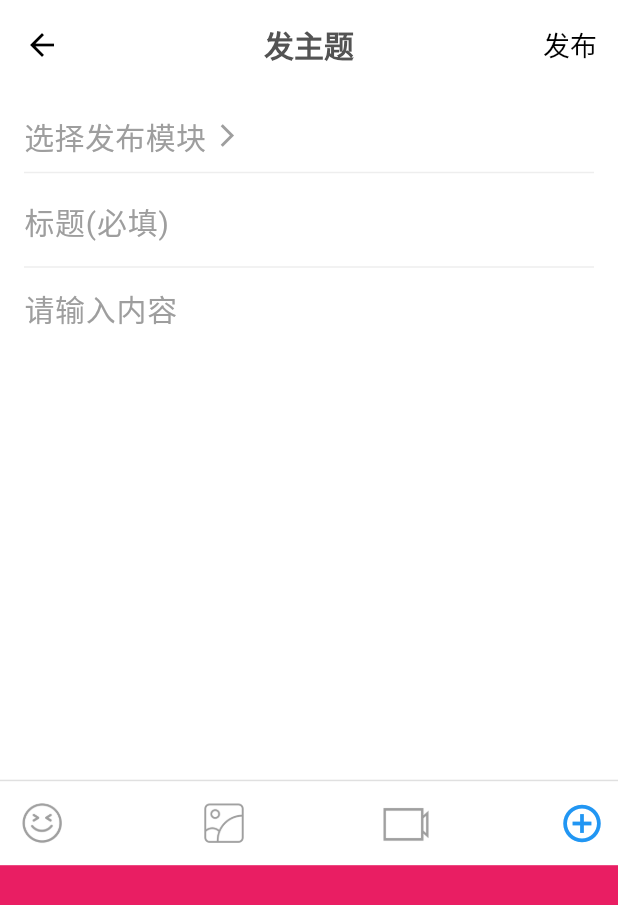
After one commit to sudafin/xingxing_forum_app, a Flutter app: the PostPage screen opened by its route, item 2 of the bottom bar chosen, after a tap on the "add circle outline" icon, on a phone screen of 412 x 824 dp. The commit adds this screen. Shown: the top 905 px of the screen. Run offline on Flutter 3.47's test engine with Material 3 defaults, Android fonts, the phone set to English and light mode, and no system bars; our stand-ins replace event_bus, fluttertoast, font_awesome_flutter, logger, package_info_plus; missing offline and left inert: android_intent_plus, clipboard; network calls fail; Roboto replaces fonts that are missing (PingFangSC-Regular).

Commit message:
feat(widgets): 用 PostPage 替代 EditPage 并更新相关路由
- 将 EditPage 替换为 PostPage
- 更新路由映射，将 '/edit' 路由改为 '/post'
- 在底部导航栏中添加 PostPage 的跳转逻辑
- 删除 EditPage 相关代码

```diff
--- a/lib/pages/main/init_data/init_item.dart
+++ b/lib/pages/main/init_data/init_item.dart
@@ -3,12 +3,12 @@ import '../../home/home_page.dart';
 import '../../group/group_page.dart';
 import '../../message/message_page.dart';
 import '../../profile/profile_page.dart';
-import '../../../widgets/edit_page.dart';
+import '../../../widgets/post_page.dart';
 
 List<Widget> pages = [
   HomePage(),
   GroupPage(),
-  EditPage(),
+  PostPage(),
   MessagePage(),
   ProfilePage(),
 ];
@@ -28,7 +28,9 @@ class BottomBarItem {
         shape: BoxShape.rectangle,
         borderRadius: BorderRadius.circular(20),
       ),
-      child: Icon(Icons.add,size: 50,color: Colors.white,),
+      child: IconButton(icon: Icon(Icons.add,size:40,color: Colors.white,),onPressed: (){
+        Navigator.push(context, MaterialPageRoute(builder: (context)=>PostPage()));
+      },),
     ),
     label: '',
   ),
--- a/lib/router/router.dart
+++ b/lib/router/router.dart
@@ -13,7 +13,7 @@ import '../pages/menu/task/task_page.dart';
 import '../widgets/search_page.dart';
 import '../pages/message/add_friend_page.dart';
 import '../pages/screen/splash_screen.dart';
-import '../widgets/edit_page.dart';
+import '../widgets/post_page.dart';
 
 class RouterConstant{
   static final Map<String,WidgetBuilder> routerConstantMap = {
@@ -31,6 +31,6 @@ class RouterConstant{
   '/task':(context) => const TaskPage(),
   '/search':(context) => const SearchPage(),
   '/add_friend':(context) => const AddFriendPage(),
-  '/edit':(context) => const EditPage(),
+  '/post':(context) => const PostPage(),
   };
 }
--- a/lib/widgets/edit_page.dart
+++ /dev/null
@@ -1,17 +0,0 @@
-import 'package:flutter/material.dart';
-
-class EditPage extends StatefulWidget {
-  const EditPage({super.key});
-  @override
-  EditPageState createState() => EditPageState();
-}
-
-class EditPageState extends State<EditPage> {
-  @override
-  Widget build(BuildContext context) {
-    return Container(
-      color: Colors.red,
-      child: Text('编辑页面'),
-    );
-  }
-}
--- /dev/null
+++ b/lib/widgets/post_page.dart
@@ -0,0 +1,245 @@
+import 'package:flutter/material.dart';
+import 'package:provider/provider.dart';
+import 'package:xingxing_forum_app/utils/size_fit.dart';
+import '../store/store_viewmodel.dart';
+
+class PostPage extends StatefulWidget {
+  const PostPage({super.key});
+
+  @override
+  _PostPageState createState() => _PostPageState();
+}
+
+class _PostPageState extends State<PostPage> {
+  final _titleController = TextEditingController();
+  final _contentController = TextEditingController();
+  bool isShow = false;
+  bool isAdd = false;
+  bool isEmoji = false;
+  bool isAlbum = false;
+  bool isVideo = false;
+  @override
+  Widget build(BuildContext context) {
+    final theme = context.watch<StoreViewModel>().theme;
+    final textColor = theme == Brightness.light ? Colors.black : Colors.white;
+    final hintTextColor =
+        theme == Brightness.light ? Colors.grey : Colors.grey[600];
+    return Scaffold(
+        appBar: AppBar(
+          title: Text('发主题'),
+          backgroundColor:
+              theme == Brightness.light ? Colors.white : Colors.black,
+          foregroundColor: textColor,
+          elevation: 0,
+          actions: [
+            TextButton(
+              onPressed: () {
+                // TODO: 实现发布主题的逻辑
+              },
+              child: Text(
+                '发布',
+                style: TextStyle(fontSize: 18, color: textColor),
+              ),
+            ),
+          ],
+        ),
+        body: Stack(
+          children: [
+            Padding(
+              padding: EdgeInsets.all(16),
+              child: Column(
+                crossAxisAlignment: CrossAxisAlignment.start,
+                children: [
+                  InkWell(
+                    onTap: () {
+                      // TODO: 实现选择发布版块的逻辑
+                    },
+                    child: Row(
+                      children: [
+                        Text(
+                          '选择发布模块',
+                          style: TextStyle(fontSize: 20, color: hintTextColor),
+                        ),
+                        SizedBox(width: 5),
+                        Icon(
+                          Icons.arrow_forward_ios,
+                          color: hintTextColor,
+                          size: 18,
+                        ),
+                      ],
+                    ),
+                  ),
+                  Divider(height: 20, color: Colors.grey[200]),
+                  TextField(
+                    controller: _titleController,
+                    decoration: InputDecoration(
+                      hintText: '标题(必填)',
+                      border: InputBorder.none,
+                      hintStyle: TextStyle(fontSize: 20, color: hintTextColor),
+                    ),
+                    style: TextStyle(fontSize: 20, color: textColor),
+                  ),
+                  Divider(height: 10, color: Colors.grey[200]),
+                  Expanded(
+                    child: TextField(
+                      controller: _contentController,
+                      maxLines: null,
+                      expands: true,
+                      decoration: InputDecoration(
+                        hintText: '请输入内容',
+                        border: InputBorder.none,
+                        hintStyle:
+                            TextStyle(fontSize: 20, color: hintTextColor),
+                      ),
+                      style: TextStyle(fontSize: 20, color: textColor),
+                    ),
+                  ),
+                ],
+              ),
+            ),
+            Positioned(
+              bottom: 0,
+              left: 0,
+              right: 0,
+              child: AnimatedContainer(
+                duration: const Duration(milliseconds: 2000),
+                decoration: BoxDecoration(
+                  color: Theme.of(context).brightness == Brightness.light
+                      ? Colors.white
+                      : Colors.black,
+                  border: Border(
+                    top: BorderSide(color: Colors.grey[300]!),
+                  ),
+                ),
+                child: Column(
+                  mainAxisSize: MainAxisSize.min,
+                  children: [
+                    Row(
+                      mainAxisAlignment: MainAxisAlignment.spaceBetween,
+                      children: [
+                        IconButton(
+                            onPressed: () {
+                              setState(() {
+                                isEmoji = !isEmoji;
+                                isShow = isEmoji;
+                                isAlbum = false;
+                                isVideo = false;
+                                isAdd = false;
+                              });
+                            },
+                            icon: Image.asset(
+                              'assets/images/emoji.png',
+                              color: isEmoji ? Colors.blue : hintTextColor,
+                              width: 40,
+                              height: 35,
+                            )),
+                        IconButton(
+                            onPressed: () {
+                              setState(() {
+                                isAlbum = !isAlbum;
+                                //这里isShow要根据isAlbum的值来决定,不能先写
+                                isShow = isAlbum;
+                                isEmoji = false;
+                                isVideo = false;
+                                isAdd = false;
+                              });
+                            },
+                            icon: Image.asset(
+                              'assets/images/album.png',
+                              color: isAlbum ? Colors.blue : hintTextColor,
+                              width: 40,
+                              height: 30,
+                            )),
+                        IconButton(
+                            onPressed: () {
+                              setState(() {
+                                isVideo = !isVideo;
+                                isShow = isVideo;
+                                isEmoji = false;
+                                isAlbum = false;
+                                isAdd = false;
+                              });
+                            },
+                            icon: Image.asset(
+                              'assets/images/video.png',
+                              color: isVideo ? Colors.blue : hintTextColor,
+                              width: 40,
+                              height: 40,
+                            )),
+                        IconButton(
+                            onPressed: () {
+                              setState(() {
+                                isAdd = !isAdd;
+                                isShow = isAdd;
+                                isEmoji = false;
+                                isAlbum = false;
+                                isVideo = false;
+                              });
+                            },
+                            icon: Icon(
+                              Icons.add_circle_outline,
+                              size: 30,
+                              color: isAdd ? Colors.blue : hintTextColor,
+                            )),
+                      ],
+                    ),
+                    if (isShow)
+                      Container(
+                        height: SizeFit.screenHeight * 0.3,
+                        child: PageView(
+                          children: [
+                            if (isEmoji) EmojiPage(),
+                            if (isAlbum) AlbumPage(),
+                            if (isVideo) VideoPage(),
+                            if (isAdd) AddPage(),
+                          ],
+                        ),
+                      ),
+                  ],
+                ),
+              ),
+            ),
+          ],
+        ));
+  }
+}
+//TODO: 实现底部页面
+class EmojiPage extends StatelessWidget {
+  const EmojiPage({super.key});
+  @override
+  Widget build(BuildContext context) {
+    return Container(
+      color: Colors.cyan[300],
+    );
+  }
+}
+
+class AlbumPage extends StatelessWidget {
+  const AlbumPage({super.key});
+  @override
+  Widget build(BuildContext context) {
+    return Container(
+      color: Colors.black,
+    );
+  }
+}
+
+class VideoPage extends StatelessWidget {
+  const VideoPage({super.key});
+  @override
+  Widget build(BuildContext context) {
+    return Container(
+      color: Colors.green[300],
+    );
+  }
+}
+
+class AddPage extends StatelessWidget {
+  const AddPage({super.key});
+  @override
+  Widget build(BuildContext context) {
+    return Container(
+      color: Colors.pink,
+    );
+  }
+}
--- a/pubspec.yaml
+++ b/pubspec.yaml
@@ -96,7 +96,6 @@ flutter:
     - family: PingFangSC
       fonts:
         - asset: assets/fonts/PingFangSC-Regular.ttf
-        - asset: assets/fonts/PingFangSC-ExtraLight.ttf
         - asset: assets/fonts/PingFangSC-Bold.ttf
           weight: 700
 
```
Also changed, not shown: assets/images/album.png (added), assets/images/emoji.png (added), assets/images/video.png (added).
